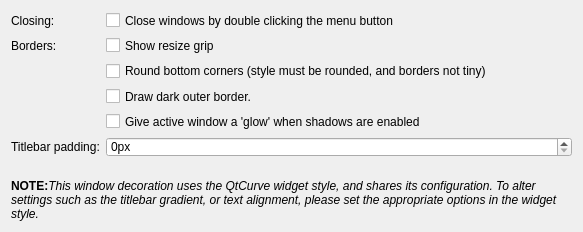
Above: kwinconfig/qtcurvekwinconfigwidget.ui from QtCurve/qtcurve before the change. Below: the same form after it.
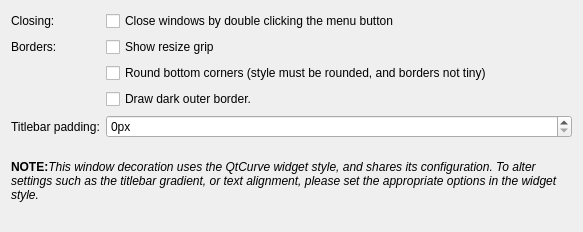
That is the form after the change. Custom widgets are drawn as their Qt base class.

Commit message: * Completely remove old code for coloured shadows. * Dont draw dark line between ttitlebar and contents when colouring   titlebar only.

```diff
--- a/kwinconfig/qtcurvekwinconfigwidget.ui
+++ b/kwinconfig/qtcurvekwinconfigwidget.ui
@@ -74,24 +74,14 @@
         </property>
        </widget>
       </item>
-      <item row="4" column="1">
-       <widget class="QCheckBox" name="coloredShadow">
-        <property name="whatsThis">
-         <string>Check this option if you want the active window to have a colored glow instead of a shadow.</string>
-        </property>
-        <property name="text">
-         <string>Give active window a 'glow' when shadows are enabled</string>
-        </property>
-       </widget>
-      </item>
-      <item row="5" column="0">
+      <item row="4" column="0">
        <widget class="QLabel" name="label_2">
         <property name="text">
          <string>Titlebar padding:</string>
         </property>
        </widget>
       </item>
-      <item row="5" column="1">
+      <item row="4" column="1">
        <widget class="KIntSpinBox" name="titleBarPad">
         <property name="suffix">
          <string>px</string>
```
The commit also changes 8 other files.
